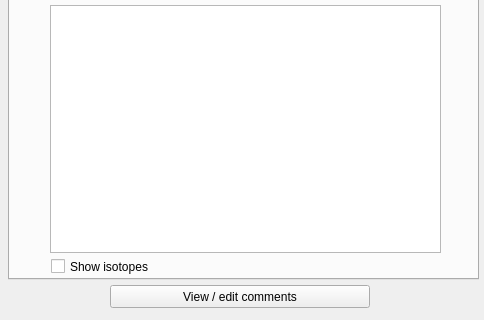
Before: the Qt Designer form src/gui/materialinspectorwindow.ui in andrmor/ANTS2, drawn with Qt 5; both pictures show x 0 to 484 and y 277 to 597 of the 484 by 597 pixel window.
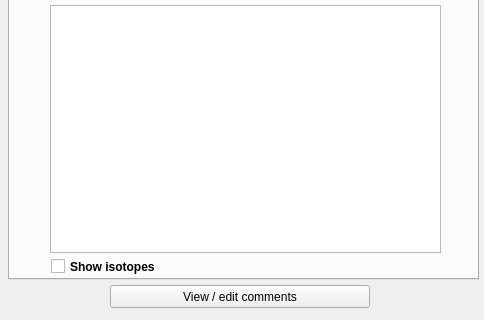
After: the same form once the commit is applied.

Patch:
```diff
--- a/src/gui/materialinspectorwindow.ui
+++ b/src/gui/materialinspectorwindow.ui
@@ -461,6 +461,12 @@
         <height>17</height>
        </rect>
       </property>
+      <property name="font">
+       <font>
+        <weight>75</weight>
+        <bold>true</bold>
+       </font>
+      </property>
       <property name="text">
        <string>Show isotopes</string>
       </property>
```
